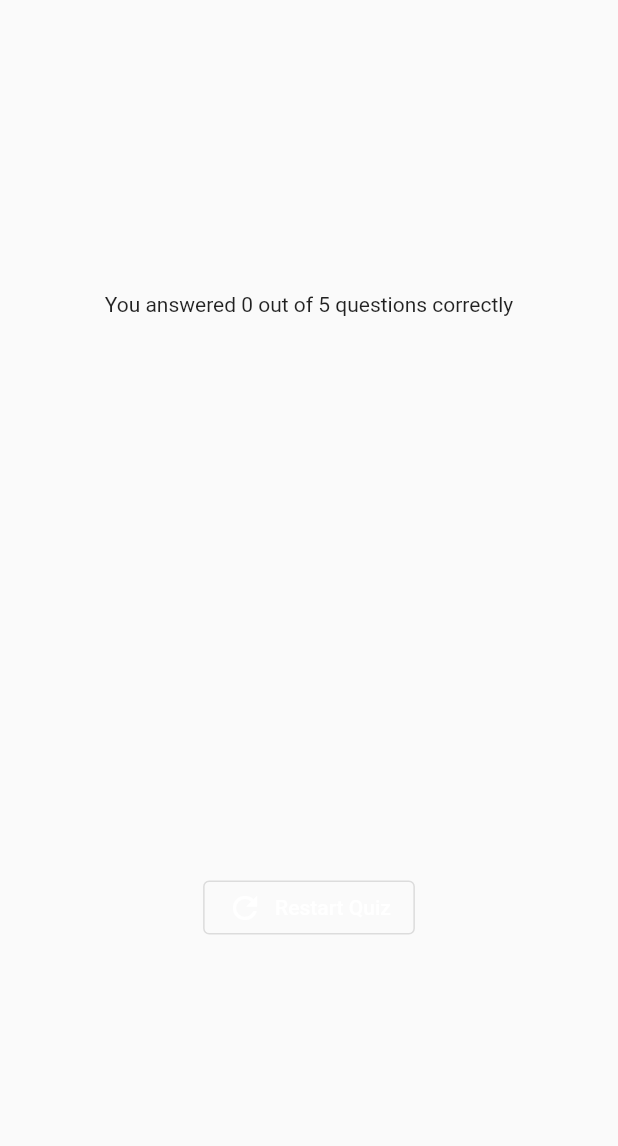
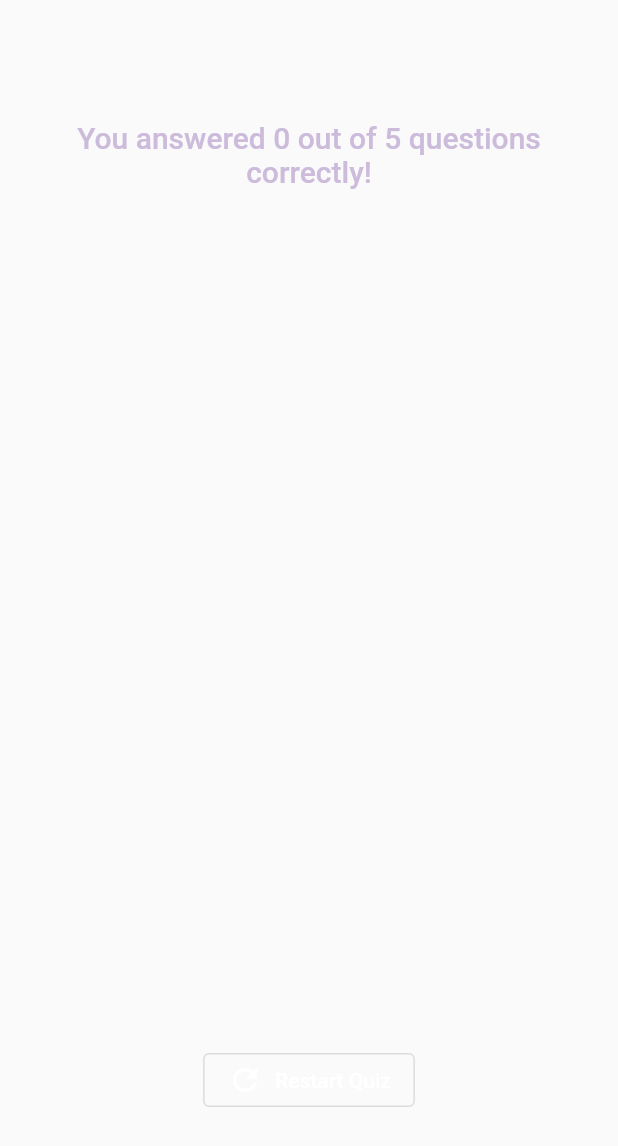
Before and after one commit to adekams/fl_simple_quiz, a Flutter app: the Result widget shown alone on an empty page, opened directly with empty values, on a phone screen of 412 x 824 dp. Shown: the top 1146 px of the screen. Run offline on Flutter 3.47's test engine with Material 2 defaults, Android fonts, the phone set to English and light mode, and no system bars; our stand-ins replace google_fonts.

Commit message:
styling the result screen

```diff
--- a/lib/data/questions_content.dart
+++ b/lib/data/questions_content.dart
@@ -38,7 +38,7 @@ const questionContent = [
     ],
   ),
   QuizQuestion(
-    'Which widget should you try to use more often, without a regard to what you\'re building at times: StatelessWidget or StatefulWidget?',
+    'Which widget should you try to use more often: StatelessWidget or StatefulWidget?',
     [
       'StatelessWidget',
       'StatefulWidget',
--- a/lib/result.dart
+++ b/lib/result.dart
@@ -3,7 +3,10 @@ import 'package:adv_basics/models/question_summary.dart';
 import 'package:adv_basics/data/questions_content.dart';
 
 class Result extends StatelessWidget {
-  const Result({super.key, required this.chosenAnswers});
+  const Result(
+      {super.key, required this.chosenAnswers, required this.onRestart});
+
+  final void Function() onRestart;
 
   final List<String> chosenAnswers;
 
@@ -28,9 +31,9 @@ class Result extends StatelessWidget {
     final summaryData = getSummaryData();
 
     final numTotalQuestions = questionContent.length;
-    final numCorrectQuestions = summaryData.where((data) {
-      return data['choosen_answer'] == data['correct_answer'];
-    }).length;
+    final numCorrectQuestions = summaryData
+        .where((data) => data['choosen_answer'] == data['correct_answer'])
+        .length;
 
     return SizedBox(
       width: double.infinity,
@@ -40,7 +43,14 @@ class Result extends StatelessWidget {
           mainAxisAlignment: MainAxisAlignment.center,
           children: [
             Text(
-                'You answered $numCorrectQuestions out of $numTotalQuestions questions correctly'),
+              'You answered $numCorrectQuestions out of $numTotalQuestions questions correctly!',
+              textAlign: TextAlign.center,
+              style: const TextStyle(
+                color: Color.fromARGB(255, 204, 187, 219),
+                fontSize: 20,
+                fontWeight: FontWeight.w500,
+              ),
+            ),
             const SizedBox(
               height: 30,
             ),
@@ -55,7 +65,9 @@ class Result extends StatelessWidget {
                 foregroundColor: Colors.white,
                 // textStyle: const TextStyle(color: Colors.deepPurpleAccent),
               ),
-              onPressed: () {},
+              onPressed: () {
+                onRestart();
+              },
               label: const Text(
                 'Restart Quiz',
               ),
```
Also changed, not shown: lib/models/question_summary.dart (+46 -6 lines).
